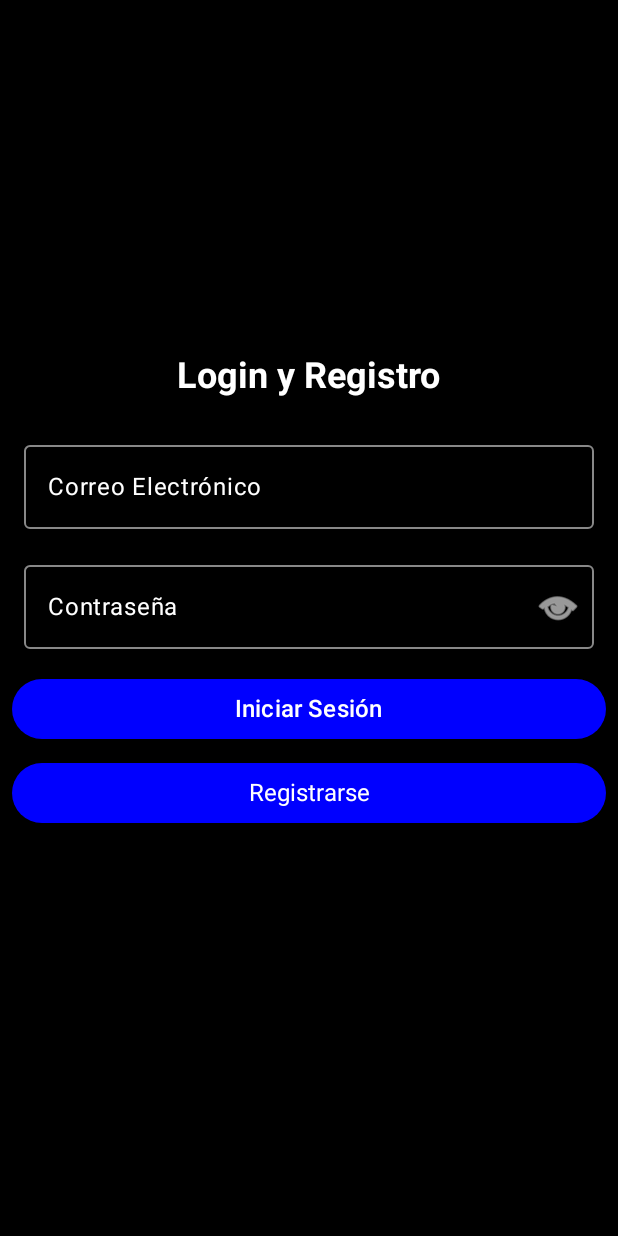
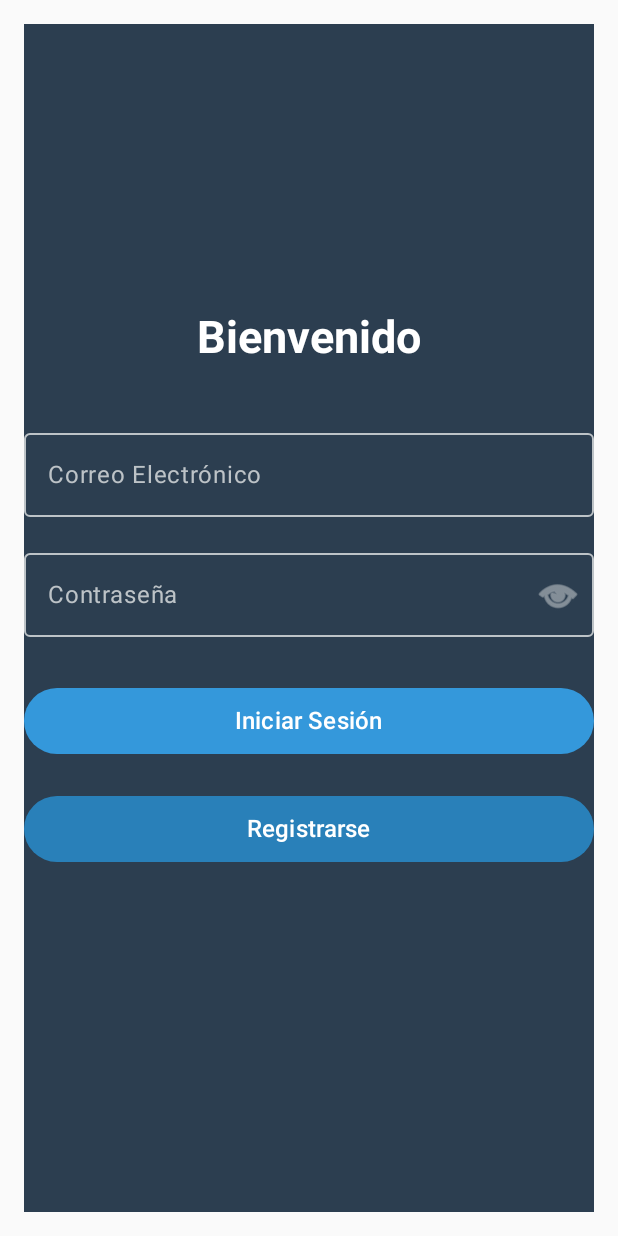
Before and after one commit to JorgeNebrija/ProyectoCRM, an Android app built with Jetpack Compose: the pantallaLogin screen opened through its navigation route, on a phone screen of 412 x 824 dp. Run offline under Robolectric (Android 15) with nearby library versions, the phone set to English and light mode, and no system bars; our stand-ins replace Firebase (no records; nobody signed in at launch, a user with empty details on screens opened directly).

Commit message:
commit prueba local

```diff
--- a/app/build.gradle.kts
+++ b/app/build.gradle.kts
@@ -62,6 +62,7 @@ dependencies {
     implementation(libs.androidx.material3)
     implementation(libs.androidx.navigation.compose)
     implementation(libs.firebase.auth.ktx)
+    implementation(libs.firebase.firestore.ktx)
     testImplementation(libs.junit)
     androidTestImplementation(libs.androidx.junit)
     androidTestImplementation(libs.androidx.espresso.core)
--- a/app/src/main/java/com/example/proyectocrm/NavegationWrapper.kt
+++ b/app/src/main/java/com/example/proyectocrm/NavegationWrapper.kt
@@ -4,17 +4,19 @@ import androidx.compose.runtime.Composable
 import androidx.navigation.NavHostController
 import androidx.navigation.compose.NavHost
 import androidx.navigation.compose.composable
+import com.example.proyectocrm.screens.PantallaBuscarClientes
 import com.example.proyectocrm.screens.PantallaCalendario
+
 import com.example.proyectocrm.screens.PantallaLogin
 
 @Composable
 fun NavigationWrapper (navHostController: NavHostController) {
 
-    NavHost(navController = navHostController, startDestination = "pantallaLogin") {
+    NavHost(navController = navHostController, startDestination = "pantallaBuscarClientes") {
         composable ("pantallaLogin") {PantallaLogin(navHostController)}
-        composable("PantallaCalendario") { PantallaCalendario(navHostController) }
-        //composable("PantallaBuscarClientes") { PantallaBuscarClientes(navHostController) }
+        //composable("PantallaCalendario") { PantallaCalendario(navHostController) }
        // composable("PantallaMiPerfil") { PantallaMiPerfil(navHostController) }
+composable("pantallaBuscarClientes") { PantallaBuscarClientes(navHostController)  }
         }
 
     }
--- a/app/src/main/java/com/example/proyectocrm/screens/pantallaBuscarClientes.kt
+++ /dev/null
@@ -1 +0,0 @@
-package com.example.proyectocrm.screens
--- a/app/src/main/java/com/example/proyectocrm/screens/pantallaLogin.kt
+++ b/app/src/main/java/com/example/proyectocrm/screens/pantallaLogin.kt
@@ -1,14 +1,16 @@
 package com.example.proyectocrm.screens
 
-
-
+import android.os.Bundle
 import androidx.compose.foundation.background
 import androidx.compose.foundation.layout.*
+import androidx.compose.foundation.text.KeyboardActions
+import androidx.compose.foundation.text.KeyboardOptions
 import androidx.compose.material3.*
 import androidx.compose.runtime.*
 import androidx.compose.ui.Alignment
 import androidx.compose.ui.Modifier
 import androidx.compose.ui.graphics.Color
+import androidx.compose.ui.text.input.ImeAction
 import androidx.compose.ui.text.input.PasswordVisualTransformation
 import androidx.compose.ui.text.input.VisualTransformation
 import androidx.compose.ui.unit.dp
@@ -16,109 +18,111 @@ import androidx.compose.ui.unit.sp
 import androidx.compose.ui.text.font.FontWeight
 import androidx.compose.ui.text.TextStyle
 import androidx.compose.ui.res.painterResource
-import androidx.navigation.NavController
 import androidx.navigation.NavHostController
 import com.google.firebase.auth.FirebaseAuth
-
 
 @OptIn(ExperimentalMaterial3Api::class)
 @Composable
 fun PantallaLogin(navController: NavHostController) {
-    val auth = FirebaseAuth.getInstance() // Inicializa la instancia de FirebaseAuth
+    val auth = FirebaseAuth.getInstance()
 
-    // Variables
+    // Variables para los campos de entrada
     val email = remember { mutableStateOf("") }
     val password = remember { mutableStateOf("") }
     val message = remember { mutableStateOf("") }
     val passwordVisibility = remember { mutableStateOf(false) }
 
-    //
     Column(
         verticalArrangement = Arrangement.Center,
         horizontalAlignment = Alignment.CenterHorizontally,
         modifier = Modifier
             .fillMaxSize()
-            .background(color = Color.Black)
+            .padding(16.dp)
+            .background(color = Color(0xFF2C3E50)) // Fondo oscuro
     ) {
-
+        // Título
         Text(
-            text = "Login y Registro",
+            text = "Bienvenido",
             color = Color.White,
-            fontSize = 24.sp,
+            fontSize = 30.sp,
             fontWeight = FontWeight.Bold
         )
 
-        Spacer(modifier = Modifier.size(24.dp))
+        Spacer(modifier = Modifier.height(30.dp))
 
-        //
+        // Campo de correo electrónico
         OutlinedTextField(
             value = email.value,
-            onValueChange = { email.value = it }, // Actualiza el valor del estado
-            label = { Text("Correo Electrónico", color = Color.White) },
+            onValueChange = { email.value = it },
+            label = { Text("Correo Electrónico", color = Color(0xFFBDC3C7)) },
             modifier = Modifier
                 .fillMaxWidth()
-                .padding(horizontal = 16.dp),
-            textStyle = TextStyle(
-                color = Color.White // Cambia el color del texto dentro del campo
+                .padding(vertical = 8.dp),
+            textStyle = TextStyle(color = Color.White),
+            colors = TextFieldDefaults.outlinedTextFieldColors(
+                focusedBorderColor = Color(0xFF3498DB),
+                unfocusedBorderColor = Color(0xFFBDC3C7),
+
             ),
-            colors = TextFieldDefaults.outlinedTextFieldColors(
-                focusedBorderColor = Color.Blue, // Cambia el color del borde cuando está enfocado
-                unfocusedBorderColor = Color.Gray, // Cambia el color del borde cuando no está enfocado
-
+            keyboardOptions = KeyboardOptions.Default.copy(
+                imeAction = ImeAction.Next
+            ),
+            keyboardActions = KeyboardActions(
+                onNext = { /* Handle action */ }
             )
         )
 
-
-        Spacer(modifier = Modifier.size(16.dp))
-
-
+        // Campo de contraseña
         OutlinedTextField(
             value = password.value,
-            onValueChange = { password.value = it }, // Actualiza el valor del estado
-            label = { Text("Contraseña", color = Color.White) },
+            onValueChange = { password.value = it },
+            label = { Text("Contraseña", color = Color(0xFFBDC3C7)) },
             modifier = Modifier
                 .fillMaxWidth()
-                .padding(horizontal = 16.dp),
-            textStyle = TextStyle(
-                color = Color.White // Cambia el color del texto dentro del campo
-            ),
+                .padding(vertical = 8.dp),
+            textStyle = TextStyle(color = Color.White),
             colors = TextFieldDefaults.outlinedTextFieldColors(
-                focusedBorderColor = Color.Blue, // Cambia el color del borde cuando está enfocado
-                unfocusedBorderColor = Color.Gray, // Cambia el color del borde cuando no está enfocado
+                focusedBorderColor = Color(0xFF3498DB),
+                unfocusedBorderColor = Color(0xFFBDC3C7),
 
             ),
-            visualTransformation = if (passwordVisibility.value) VisualTransformation.None else PasswordVisualTransformation(), // Controla la visibilidad de la contraseña
+            visualTransformation = if (passwordVisibility.value) VisualTransformation.None else PasswordVisualTransformation(),
             trailingIcon = {
                 val image = if (passwordVisibility.value)
-                    painterResource(id = android.R.drawable.ic_menu_close_clear_cancel) // Icono para ocultar la contraseña
+                    painterResource(id = android.R.drawable.ic_menu_close_clear_cancel)
                 else
-                    painterResource(id = android.R.drawable.ic_menu_view) // Icono para mostrar la contraseña
+                    painterResource(id = android.R.drawable.ic_menu_view)
 
                 IconButton(onClick = {
-                    passwordVisibility.value = !passwordVisibility.value // Cambia la visibilidad de la contraseña
+                    passwordVisibility.value = !passwordVisibility.value
                 }) {
                     Icon(
                         painter = image,
                         contentDescription = "Toggle password visibility",
-                        tint = Color.White // Cambia el color del icono de visibilidad de la contraseña
+                        tint = Color(0xFFBDC3C7)
                     )
                 }
-            }
+            },
+            keyboardOptions = KeyboardOptions.Default.copy(
+                imeAction = ImeAction.Done
+            ),
+            keyboardActions = KeyboardActions(
+                onDone = { /* Handle login action */ }
+            )
         )
 
+        Spacer(modifier = Modifier.height(16.dp))
 
-        Spacer(modifier = Modifier.size(16.dp))
-
-        // Botón para iniciar sesión
+        // Botón de inicio de sesión
         Button(
             onClick = {
-                loginUser(auth, email.value, password.value, navController, message) // Llama a la función de inicio de sesión
+                loginUser(auth, email.value, password.value, navController, message)
             },
-            colors = ButtonDefaults.buttonColors(containerColor = Color.Blue),
+            colors = ButtonDefaults.buttonColors(containerColor = Color(0xFF3498DB)),
             modifier = Modifier
                 .fillMaxWidth()
-                .padding(horizontal = 8.dp),
-            contentPadding = PaddingValues(8.dp)
+                .padding(vertical = 8.dp),
+            contentPadding = PaddingValues(12.dp)
         ) {
             Text(
                 text = "Iniciar Sesión",
@@ -127,48 +131,46 @@ fun PantallaLogin(navController: NavHostController) {
             )
         }
 
-        Spacer(modifier = Modifier.size(8.dp))
+        Spacer(modifier = Modifier.height(8.dp))
 
-
+        // Botón de registro
         Button(
             onClick = {
-                registerUser(auth, email.value, password.value, message) // Llama a la función de registro
+                registerUser(auth, email.value, password.value, message)
             },
-            colors = ButtonDefaults.buttonColors(containerColor = Color.Blue),
+            colors = ButtonDefaults.buttonColors(containerColor = Color(0xFF2980B9)),
             modifier = Modifier
                 .fillMaxWidth()
-                .padding(horizontal = 8.dp),
-            contentPadding = PaddingValues(8.dp)
+                .padding(vertical = 8.dp),
+            contentPadding = PaddingValues(12.dp)
         ) {
             Text(
                 text = "Registrarse",
                 color = Color.White,
-                fontSize = 16.sp,
-                style = TextStyle.Default
+                fontSize = 16.sp
             )
         }
 
-        Spacer(modifier = Modifier.size(16.dp))
+        Spacer(modifier = Modifier.height(16.dp))
 
-        // Muestra mensajes de estado (bien o error)
+        // Mostrar mensajes de estado
         Text(
             text = message.value,
             color = Color.White,
-            fontSize = 16.sp,
-            fontWeight = FontWeight.Bold
+            fontSize = 14.sp,
+            fontWeight = FontWeight.Normal
         )
     }
 }
 
-// Función para el inicio de sesión
-fun loginUser(auth: FirebaseAuth, email: String, password: String, navController: NavController, message: MutableState<String>) {
-    if (email.isNotBlank() && password.isNotBlank()) { // Verifica que email y password no estén vacíos
-        auth.signInWithEmailAndPassword(email, password) // Llama a Firebase para iniciar sesión
+// Función para iniciar sesión
+fun loginUser(auth: FirebaseAuth, email: String, password: String, navController: NavHostController, message: MutableState<String>) {
+    if (email.isNotBlank() && password.isNotBlank()) {
+        auth.signInWithEmailAndPassword(email, password)
             .addOnCompleteListener { task ->
                 if (task.isSuccessful) {
-                    message.value = "Inicio de sesión exitoso" // Actualiza el mensaje
-                    navController.navigate("PantallaCalendario ") { // Navega a la pantalla de menú
-                    }
+                    message.value = "Inicio de sesión exitoso"
+                    navController.navigate("pantallaBuscarClientes")
                 } else {
                     message.value = "Error: ${task.exception?.message}"
                 }
@@ -178,18 +180,18 @@ fun loginUser(auth: FirebaseAuth, email: String, password: String, navController
     }
 }
 
-// Función para manejar el registro
+// Función para el registro
 private fun registerUser(auth: FirebaseAuth, email: String, password: String, message: MutableState<String>) {
-    if (email.isNotBlank() && password.isNotBlank()) { // Verifica que los campos no estén vacíos
-        auth.createUserWithEmailAndPassword(email, password) // Llama a Firebase para registrar al usuario
+    if (email.isNotBlank() && password.isNotBlank()) {
+        auth.createUserWithEmailAndPassword(email, password)
             .addOnCompleteListener { task ->
                 if (task.isSuccessful) {
-                    message.value = "Registro exitoso" // Actualiza el mensaje
+                    message.value = "Registro exitoso"
                 } else {
-                    message.value = "Error: ${task.exception?.message}" // Muestra el mensaje de error
+                    message.value = "Error: ${task.exception?.message}"
                 }
             }
     } else {
-        message.value = "Por favor, completa todos los campos" // Muestra un mensaje si los campos están vacíos
+        message.value = "Por favor, completa todos los campos"
     }
 }
--- a/gradle/libs.versions.toml
+++ b/gradle/libs.versions.toml
@@ -10,6 +10,7 @@ activityCompose = "1.9.3"
 composeBom = "2024.04.01"
 navigationCompose = "2.8.3"
 firebaseAuthKtx = "23.1.0"
+firebaseFirestoreKtx = "25.1.1"
 
 [libraries]
 androidx-core-ktx = { group = "androidx.core", name = "core-ktx", version.ref = "coreKtx" }
@@ -28,6 +29,7 @@ androidx-ui-test-junit4 = { group = "androidx.compose.ui", name = "ui-test-junit
 androidx-material3 = { group = "androidx.compose.material3", name = "material3" }
 androidx-navigation-compose = { group = "androidx.navigation", name = "navigation-compose", version.ref = "navigationCompose" }
 firebase-auth-ktx = { group = "com.google.firebase", name = "firebase-auth-ktx", version.ref = "firebaseAuthKtx" }
+firebase-firestore-ktx = { group = "com.google.firebase", name = "firebase-firestore-ktx", version.ref = "firebaseFirestoreKtx" }
 
 [plugins]
 android-application = { id = "com.android.application", version.ref = "agp" }
```
Also changed, not shown: app/src/main/java/com/example/proyectocrm/screens/pantallaCalendario.kt (+12 -89 lines), app/src/main/res/drawable/buscarazul.png (added), app/src/main/res/drawable/calendarioicono.png (added), app/src/main/res/drawable/ic_delete.png (added), app/src/main/res/drawable/ic_edit.png (added), app/src/main/res/drawable/ic_filter.png (added), app/src/main/res/drawable/iconobuscar.png (added).
